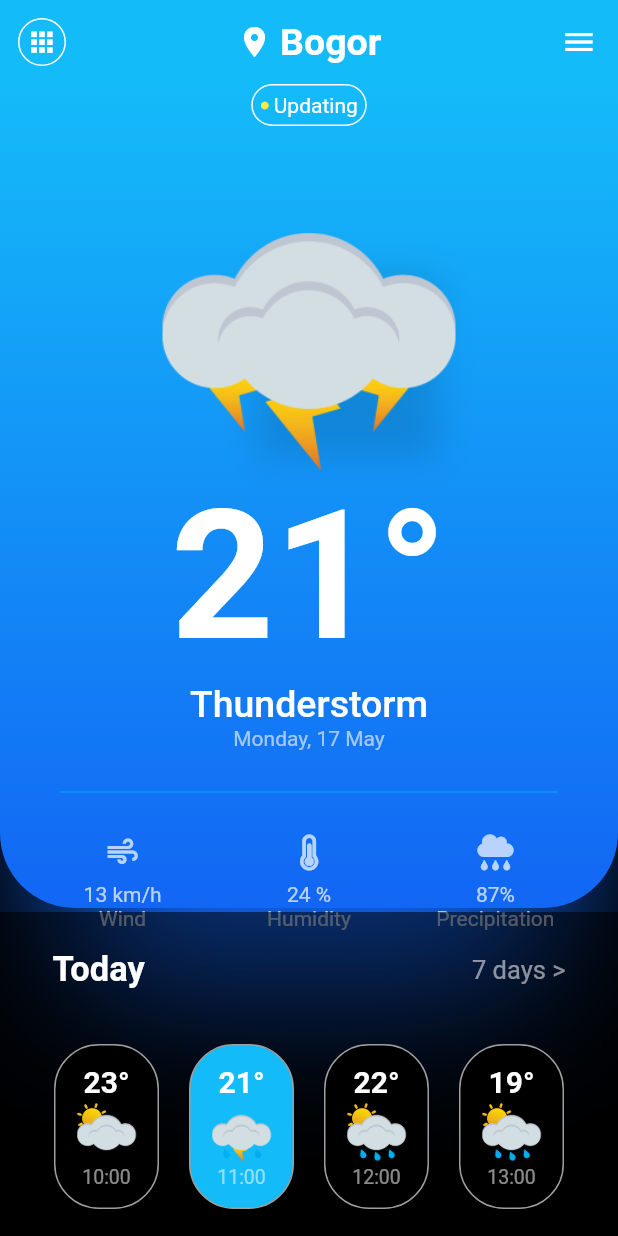
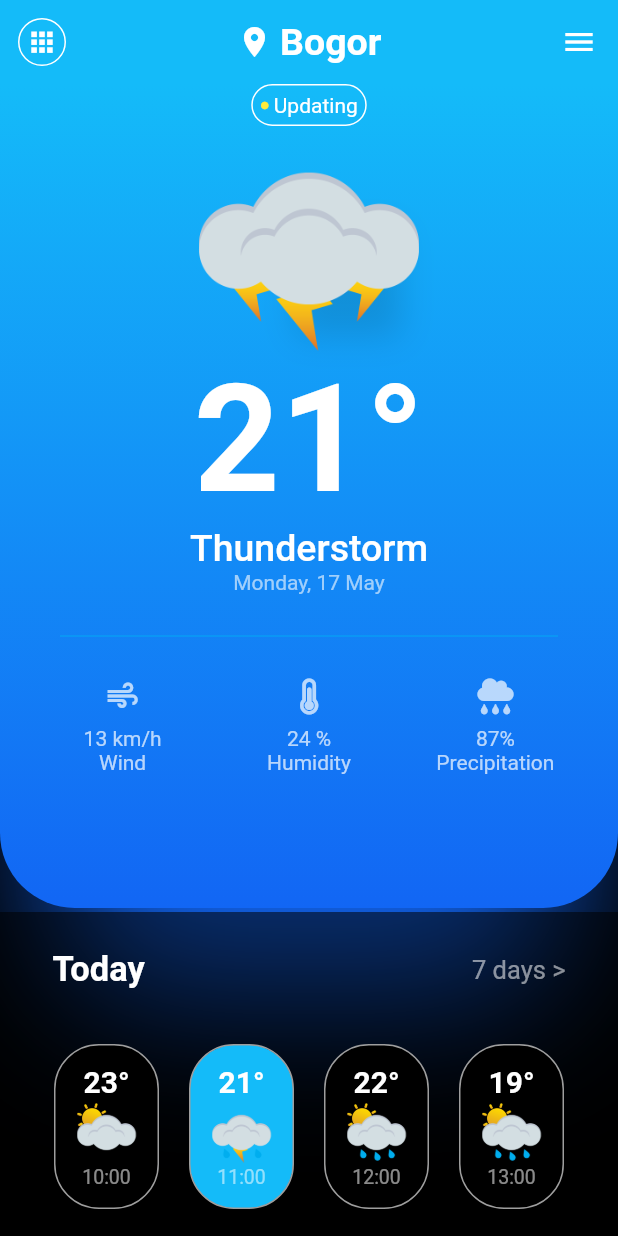
Before and after one commit to fauzanafism/weather_ui_kit, a Flutter app: the screen it shows after launch, on a phone screen of 412 x 824 dp. Run offline on Flutter 3.47's test engine with Material 2 defaults, Android fonts, the phone set to English and light mode, and no system bars; our stand-ins replace font_awesome_flutter.

Commit message:
adjusted size for smaller screen

```diff
--- a/lib/presentation/pages/home_page.dart
+++ b/lib/presentation/pages/home_page.dart
@@ -53,11 +53,8 @@ class HomePage extends StatelessWidget {
                         ),
                       ],
                     )),
-                const SizedBox(
-                  height: 30,
-                ),
                 Container(
-                    width: 200,
+                    width: 150,
                     decoration: const BoxDecoration(boxShadow: [
                       BoxShadow(
                           offset: Offset(26, 30),
@@ -70,7 +67,7 @@ class HomePage extends StatelessWidget {
                 const Text(
                   "21\u00B0",
                   style: TextStyle(
-                      fontSize: 120,
+                      fontSize: 100,
                       fontWeight: FontWeight.bold,
                       color: Colors.white),
                 ),
@@ -109,17 +106,22 @@ class HomePage extends StatelessWidget {
                 children: [
                   Row(
                     mainAxisAlignment: MainAxisAlignment.spaceBetween,
-                    children: const [
-                      Text(
+                    children: [
+                      const Text(
                         'Today',
                         style: TextStyle(
                             color: Colors.white,
                             fontWeight: FontWeight.bold,
                             fontSize: 23),
                       ),
-                      Text(
-                        '7 days >',
-                        style: TextStyle(color: Colors.white54, fontSize: 17),
+                      GestureDetector(
+                        onTap: () {
+                          Navigator.pushNamed(context, '/second');
+                        },
+                        child: const Text(
+                          '7 days >',
+                          style: TextStyle(color: Colors.white54, fontSize: 17),
+                        ),
                       )
                     ],
                   ),
```
